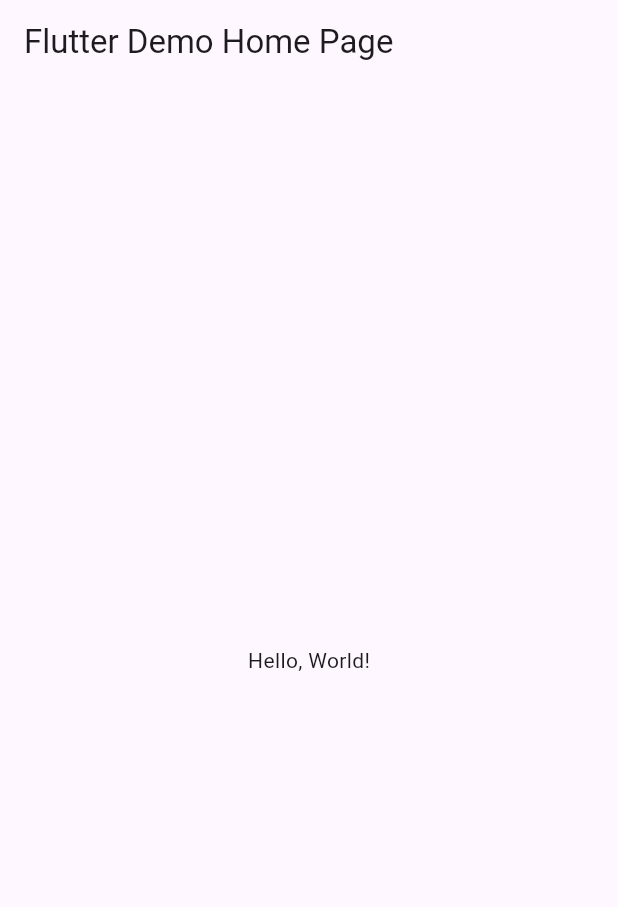
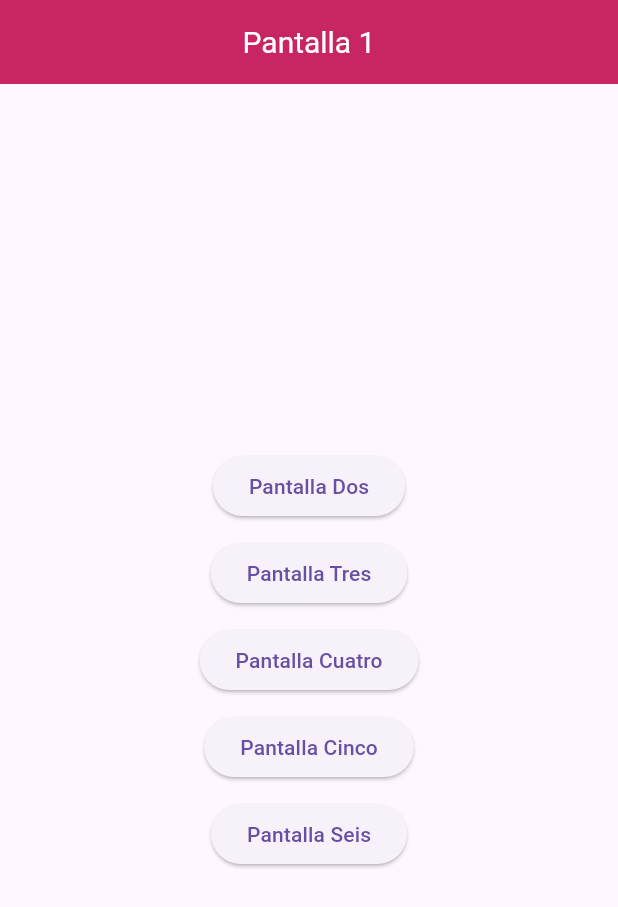
Before and after one commit to JToledo19/rutas-toledo, a Flutter app: the screen it shows after launch, on a phone screen of 412 x 824 dp. Shown: the top 907 px of the screen. Run offline on Flutter 3.47's test engine with Material 3 defaults, Android fonts, the phone set to English and light mode, and no system bars.

Commit message:
otra vez

```diff
--- a/lib/main.dart
+++ b/lib/main.dart
@@ -1,43 +1,31 @@
 import 'package:flutter/material.dart';
+import 'package:act3rutaaas/pagina1.dart';
+import 'package:act3rutaaas/pagina2.dart';
+import 'package:act3rutaaas/pagina3.dart';
+import 'package:act3rutaaas/pagina4.dart';
+import 'package:act3rutaaas/pagina5.dart';
+import 'package:act3rutaaas/pagina6.dart';
 
-void main() => runApp(MyApp());
+void main() => runApp(MiRutas());
 
-class MyApp extends StatelessWidget {
-  const MyApp({super.key});
-  // This widget is the root of your application.
+class MiRutas extends StatelessWidget {
+  const MiRutas({Key? key}) : super(key: key);
+
   @override
   Widget build(BuildContext context) {
     return MaterialApp(
-      // Application name
-      title: 'Flutter Hello World',
-      // Application theme data, you can set the colors for the application as
-      // you want
-      theme: ThemeData(
-        // useMaterial3: false,
-        primarySwatch: Colors.blue,
-      ),
-      // A widget which will be started on application startup
-      home: MyHomePage(title: 'Flutter Demo Home Page'),
+      debugShowCheckedModeBanner: false,
+      title: 'Rutas entre paginas',
+      routes: {
+        // When navigating to the "/" route, build the FirstScreen widget.
+        '/': (context) => const PantallaUno(),
+        // When navigating to the "/second" route, build the SecondScreen widget.
+        '/pantalla2': (context) => const PantallaDos(),
+        '/pantalla3': (context) => const PantallaTres(),
+        '/pantalla4': (context) => const PantallaCuatro(),
+        '/pantalla5': (context) => const PantallaCinco(),
+        '/pantalla6': (context) => const PantallaSeis(),
+      },
     );
   }
 }
-
-class MyHomePage extends StatelessWidget {
-  final String title;
-  const MyHomePage({super.key, required this.title});
-
-  @override
-  Widget build(BuildContext context) {
-    return Scaffold(
-      appBar: AppBar(
-        // The title text which will be shown on the action bar
-        title: Text(title),
-      ),
-      body: Center(
-        child: Text(
-          'Hello, World!',
-        ),
-      ),
-    );
-  }
-}
--- /dev/null
+++ b/lib/pagina1.dart
@@ -0,0 +1,66 @@
+import 'package:flutter/material.dart';
+
+class PantallaUno extends StatelessWidget {
+  const PantallaUno({Key? key}) : super(key: key);
+
+  @override
+  Widget build(BuildContext context) {
+    return Scaffold(
+      appBar: AppBar(
+        backgroundColor: const Color(0xffc82663),
+        title: const Center(
+          child: Text(
+            'Pantalla 1',
+            style: TextStyle(
+              color: Colors.white,
+              fontSize: 20.0,
+            ),
+          ),
+        ),
+      ),
+      body: Center(
+        // Envuelve el Column en un Center para alineación horizontal
+        child: Column(
+          mainAxisSize:
+              MainAxisSize.min, // Evita que el Column ocupe toda la altura
+          children: [
+            ElevatedButton(
+              onPressed: () {
+                Navigator.pushNamed(context, '/pantalla2');
+              },
+              child: const Text('Pantalla Dos'),
+            ),
+            const SizedBox(height: 10), // Espacio entre botones
+            ElevatedButton(
+              onPressed: () {
+                Navigator.pushNamed(context, '/pantalla3');
+              },
+              child: const Text('Pantalla Tres'),
+            ),
+            const SizedBox(height: 10),
+            ElevatedButton(
+              onPressed: () {
+                Navigator.pushNamed(context, '/pantalla4');
+              },
+              child: const Text('Pantalla Cuatro'),
+            ),
+            const SizedBox(height: 10),
+            ElevatedButton(
+              onPressed: () {
+                Navigator.pushNamed(context, '/pantalla5');
+              },
+              child: const Text('Pantalla Cinco'),
+            ),
+            const SizedBox(height: 10),
+            ElevatedButton(
+              onPressed: () {
+                Navigator.pushNamed(context, '/pantalla6');
+              },
+              child: const Text('Pantalla Seis'),
+            ),
+          ],
+        ),
+      ),
+    );
+  }
+}
```
Also changed, not shown: lib/pagina2.dart (added, +49 -0 lines), lib/pagina3.dart (added, +68 -0 lines), lib/pagina4.dart (added, +64 -0 lines), lib/pagina5.dart (added, +107 -0 lines), lib/pagina6.dart (added, +68 -0 lines).
